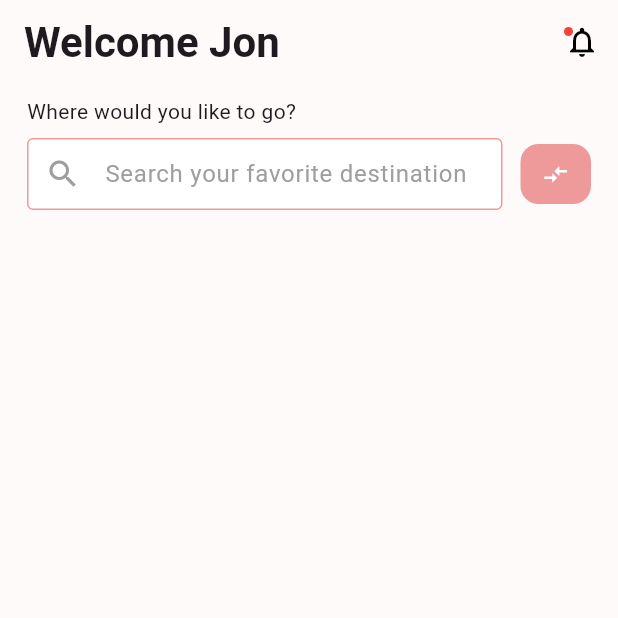
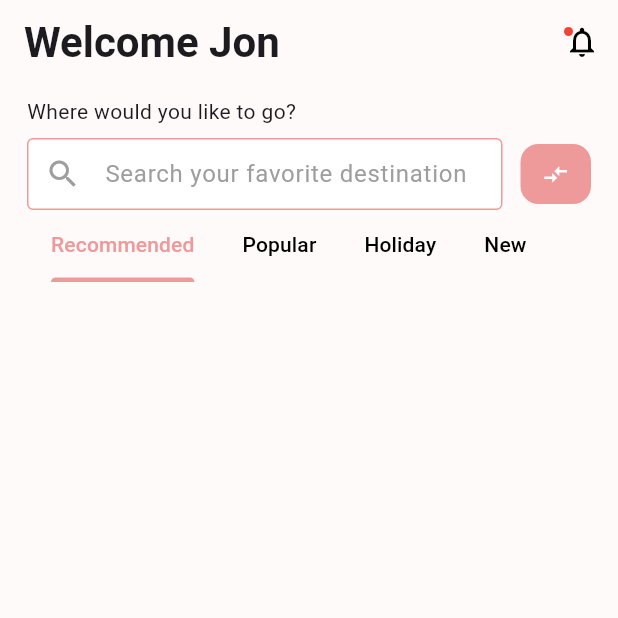
Before and after one commit to SertacN/flutter-screen-coding-projects, a Flutter app: the screen it shows after launch, on a phone screen of 412 x 824 dp, the top half of it. Run offline on Flutter 3.47's test engine with Material 3 defaults, Android fonts, the phone set to English and light mode, and no system bars.

Commit message:
travel app  tabbar

```diff
--- a/travel_mobile_app/lib/feature/travel_mobile_keys.dart
+++ b/travel_mobile_app/lib/feature/travel_mobile_keys.dart
@@ -7,4 +7,9 @@ final class TravelMobileKeys {
   static const String welcomeTitle = 'Welcome Jon';
   static const String searchTitle = 'Where would you like to go?';
   static const String searchHintText = 'Search your favorite destination';
+
+  static const String tabbarRecommended = 'Recommended';
+  static const String tabbarPopuler = 'Popular';
+  static const String tabbarHoliday = 'Holiday';
+  static const String tabbarNew = 'New';
 }
--- a/travel_mobile_app/lib/feature/travel_mobile_view.dart
+++ b/travel_mobile_app/lib/feature/travel_mobile_view.dart
@@ -4,6 +4,7 @@ import 'package:travel_mobile_app/feature/travel_mobile_controller_mixin.dart';
 import 'package:travel_mobile_app/feature/travel_mobile_enum.dart';
 import 'package:travel_mobile_app/feature/travel_mobile_icon_manager.dart';
 import 'package:travel_mobile_app/feature/travel_mobile_keys.dart';
+import 'package:travel_mobile_app/feature/widgets/travel_tabbar.dart';
 
 part 'widgets/travel_appbar.dart';
 part 'widgets/travel_mobile_notification.dart';
@@ -17,8 +18,7 @@ class TravelMobileView extends StatefulWidget {
   State<TravelMobileView> createState() => _TravelMobilViewState();
 }
 
-class _TravelMobilViewState extends State<TravelMobileView>
-    with TravelMobileControllerMixin {
+class _TravelMobilViewState extends State<TravelMobileView> with TravelMobileControllerMixin {
   @override
   Widget build(BuildContext context) {
     return Scaffold(
@@ -31,6 +31,7 @@ class _TravelMobilViewState extends State<TravelMobileView>
           children: [
             const _TravelSearchTitle(title: TravelMobileKeys.searchTitle),
             _TravelSearchBarWithIcon(controller: searchBarController),
+            const TravelTabbar(),
           ],
         ),
       ),
--- /dev/null
+++ b/travel_mobile_app/lib/feature/widgets/travel_tabbar.dart
@@ -0,0 +1,45 @@
+import 'package:flutter/material.dart';
+import 'package:travel_mobile_app/feature/travel_mobile_keys.dart';
+
+class TravelTabbar extends StatefulWidget {
+  const TravelTabbar({super.key});
+
+  @override
+  State<TravelTabbar> createState() => _TravelTabbarState();
+}
+
+class _TravelTabbarState extends State<TravelTabbar> with TickerProviderStateMixin {
+  late final TabController _tabController;
+  final int _tabLenght = 4;
+
+  @override
+  void initState() {
+    super.initState();
+    _tabController = TabController(length: _tabLenght, vsync: this);
+  }
+
+  @override
+  void dispose() {
+    super.dispose();
+    _tabController.dispose();
+  }
+
+  @override
+  Widget build(BuildContext context) {
+    return DefaultTabController(
+        length: _tabLenght,
+        child: Row(
+          children: [
+            Expanded(
+              child:
+                  TabBar(controller: _tabController, isScrollable: true, tabAlignment: TabAlignment.start, tabs: const [
+                Tab(child: Text(TravelMobileKeys.tabbarRecommended)),
+                Tab(child: Text(TravelMobileKeys.tabbarPopuler)),
+                Tab(child: Text(TravelMobileKeys.tabbarHoliday)),
+                Tab(child: Text(TravelMobileKeys.tabbarNew)),
+              ]),
+            )
+          ],
+        ));
+  }
+}
```
